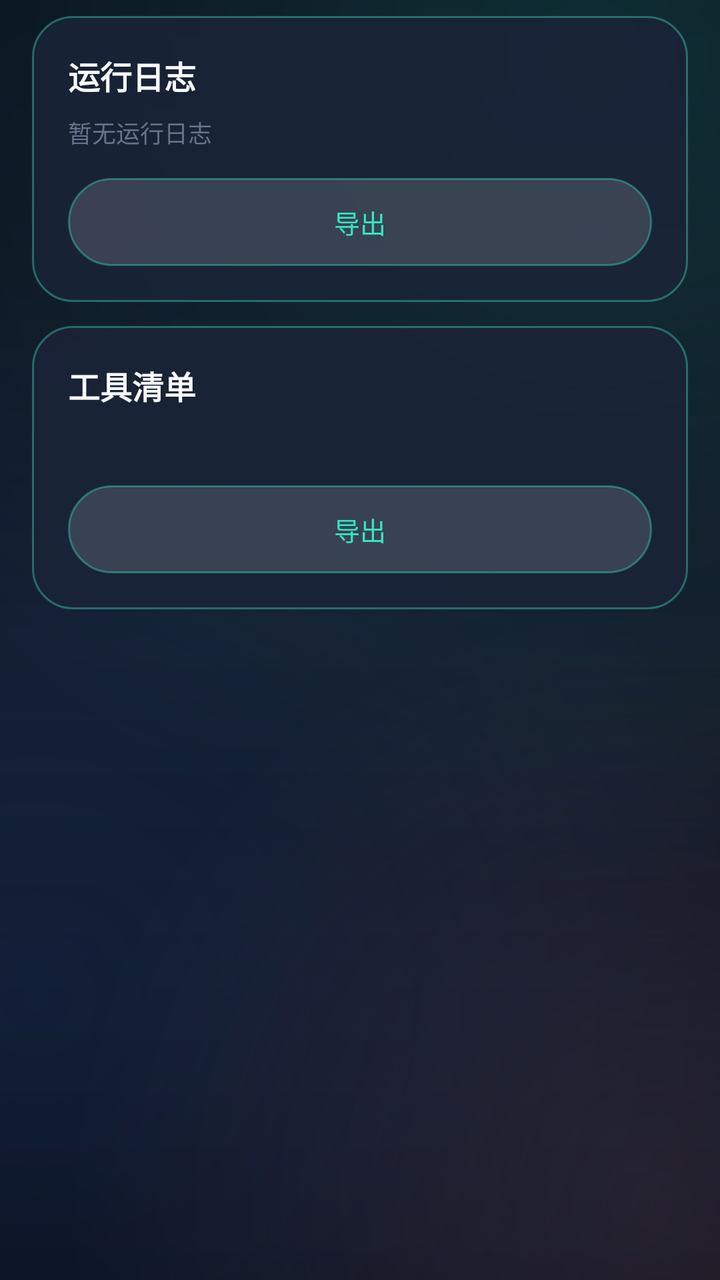
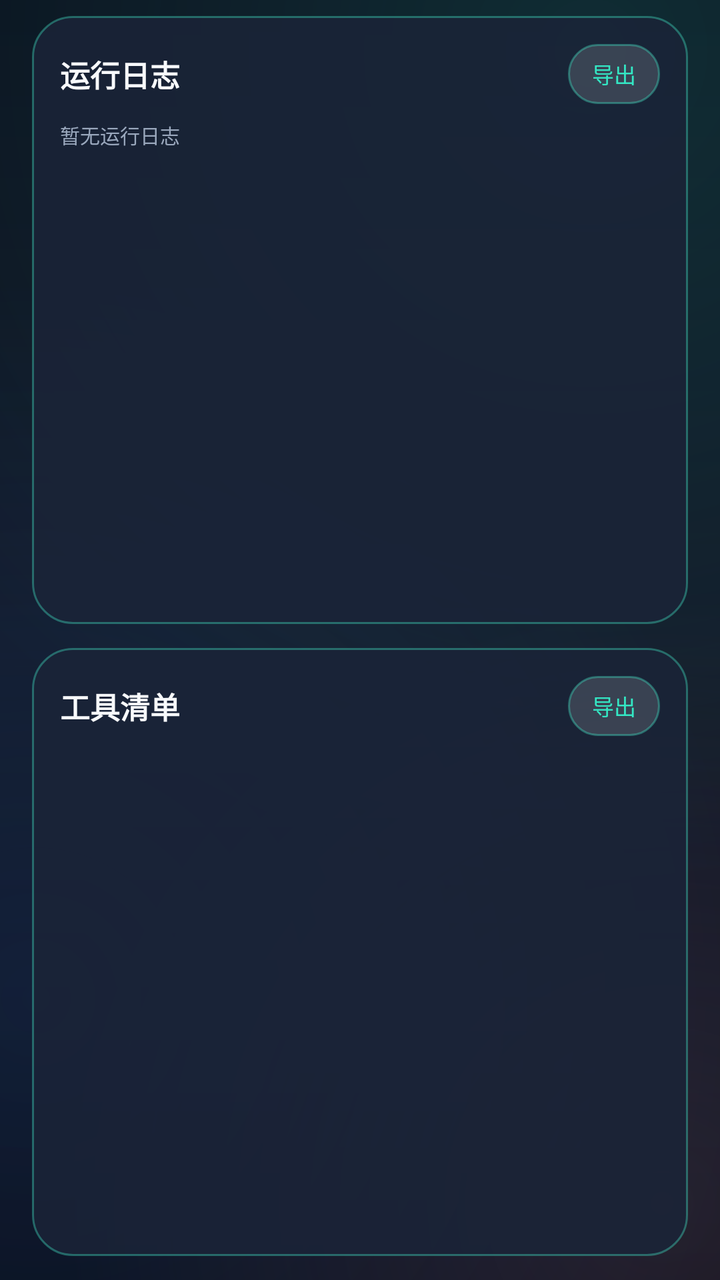

Compare the two renders of this Android layout. The source of the first and the diff that turns it into the second are given below.
<!-- AndroidManifest.xml: application theme Theme.Sagittarius -->
<!-- res/layout/fragment_agent_terminal.xml -->
<?xml version="1.0" encoding="utf-8"?>
<androidx.core.widget.NestedScrollView xmlns:android="http://schemas.android.com/apk/res/android"
    android:layout_width="match_parent"
    android:layout_height="match_parent"
    android:clipToPadding="false"
    android:overScrollMode="never">

    <LinearLayout
        android:layout_width="match_parent"
        android:layout_height="wrap_content"
        android:orientation="vertical"
        android:paddingStart="16dp"
        android:paddingTop="8dp"
        android:paddingEnd="16dp"
        android:paddingBottom="28dp">

        <LinearLayout
            android:id="@+id/cardLogs"
            android:layout_width="match_parent"
            android:layout_height="wrap_content"
            android:background="@drawable/bg_agent_card"
            android:clickable="true"
            android:focusable="true"
            android:orientation="vertical"
            android:padding="18dp">

            <TextView
                android:layout_width="wrap_content"
                android:layout_height="wrap_content"
                android:text="@string/agent_terminal_logs_title"
                android:textColor="?attr/blTextPrimary"
                android:textSize="16sp"
                android:textStyle="bold" />

            <TextView
                android:id="@+id/tvLogSummary"
                android:layout_width="match_parent"
                android:layout_height="wrap_content"
                android:layout_marginTop="8dp"
                android:text="@string/agent_terminal_logs_empty"
                android:textColor="?attr/blTextTertiary"
                android:textSize="12sp" />

            <TextView
                android:id="@+id/btnExportLogs"
                android:layout_width="match_parent"
                android:layout_height="44dp"
                android:layout_marginTop="14dp"
                android:background="@drawable/bg_agent_pill"
                android:gravity="center"
                android:text="@string/agent_terminal_export"
                android:textColor="?attr/blAccent"
                android:textSize="13sp" />
        </LinearLayout>

        <LinearLayout
            android:id="@+id/cardTools"
            android:layout_width="match_parent"
            android:layout_height="wrap_content"
            android:layout_marginTop="12dp"
            android:background="@drawable/bg_agent_card"
            android:clickable="true"
            android:focusable="true"
            android:orientation="vertical"
            android:padding="18dp">

            <TextView
                android:layout_width="wrap_content"
                android:layout_height="wrap_content"
                android:text="@string/agent_terminal_tools_title"
                android:textColor="?attr/blTextPrimary"
                android:textSize="16sp"
                android:textStyle="bold" />

            <TextView
                android:id="@+id/tvToolSummary"
                android:layout_width="match_parent"
                android:layout_height="wrap_content"
                android:layout_marginTop="8dp"
                android:textColor="?attr/blTextTertiary"
                android:textSize="12sp" />

            <TextView
                android:id="@+id/btnExportTools"
                android:layout_width="match_parent"
                android:layout_height="44dp"
                android:layout_marginTop="14dp"
                android:background="@drawable/bg_agent_pill"
                android:gravity="center"
                android:text="@string/agent_terminal_export"
                android:textColor="?attr/blAccent"
                android:textSize="13sp" />
        </LinearLayout>
    </LinearLayout>
</androidx.core.widget.NestedScrollView>
<!-- resources referenced by this layout -->
<resources>
  <!-- drawable bg_agent_card (drawable) -->
  <?xml version="1.0" encoding="utf-8"?>
  <shape xmlns:android="http://schemas.android.com/apk/res/android"
      android:shape="rectangle">
      <solid android:color="?attr/blCardFillTop" />
      <corners android:radius="20dp" />
      <stroke
          android:width="1dp"
          android:color="?attr/blCardStrokeStart" />
  </shape>
  <!-- drawable bg_agent_pill (drawable) -->
  <?xml version="1.0" encoding="utf-8"?>
  <shape xmlns:android="http://schemas.android.com/apk/res/android" android:shape="rectangle">
      <solid android:color="?attr/blIconCircle" />
      <corners android:radius="24dp" />
      <stroke android:width="1dp" android:color="?attr/blCardStrokeStart" />
  </shape>
  <string name="agent_terminal_export">导出</string>
  <string name="agent_terminal_logs_empty">暂无运行日志</string>
  <string name="agent_terminal_logs_title">运行日志</string>
  <string name="agent_terminal_tools_title">工具清单</string>
  <style name="Theme.Sagittarius" parent="Theme.Sagittarius.Black" />
  <color name="accent_teal">#34E7C4</color>
  <color name="text_primary">#F8FAFC</color>
  <color name="accent_blue">#3B82F6</color>
  <color name="bg_deep_2">#111827</color>
  <color name="surface_card">#B31A2438</color>
  <color name="text_secondary">#9AA8BD</color>
  <color name="bg_deep">#0A0F1D</color>
  <style name="ThemeOverlay.Sagittarius.Dialog" parent="ThemeOverlay.Material3.MaterialAlertDialog">
          <item name="colorSurface">#182134</item>
          <item name="colorOnSurface">@color/text_primary</item>
          <item name="colorPrimary">@color/accent_teal</item>
      </style>
  <!-- drawable bg_input (drawable) -->
  <?xml version="1.0" encoding="utf-8"?>
  <shape xmlns:android="http://schemas.android.com/apk/res/android" android:shape="rectangle">
      <solid android:color="?attr/blInputFill" />
      <corners android:radius="16dp" />
      <stroke android:width="1dp" android:color="?attr/blInputStroke" />
  </shape>
  <!-- drawable bg_search (drawable) -->
  <?xml version="1.0" encoding="utf-8"?>
  <shape xmlns:android="http://schemas.android.com/apk/res/android" android:shape="rectangle">
      <solid android:color="?attr/blInputFill" />
      <corners android:radius="16dp" />
      <stroke android:width="1dp" android:color="?attr/blInputStroke" />
  </shape>
  <!-- drawable bg_metric_tile (drawable) -->
  <?xml version="1.0" encoding="utf-8"?>
  <shape xmlns:android="http://schemas.android.com/apk/res/android" android:shape="rectangle">
      <solid android:color="?attr/blMetricTile" />
      <corners android:radius="14dp" />
      <stroke android:width="1dp" android:color="?attr/blDivider" />
  </shape>
  <!-- drawable bg_icon_circle (drawable) -->
  <?xml version="1.0" encoding="utf-8"?>
  <shape xmlns:android="http://schemas.android.com/apk/res/android" android:shape="oval">
      <solid android:color="?attr/blIconCircle" />
  </shape>
  <!-- drawable bg_glass_icon_button (drawable) -->
  <?xml version="1.0" encoding="utf-8"?>
  <shape xmlns:android="http://schemas.android.com/apk/res/android" android:shape="rectangle">
      <solid android:color="?attr/blIconButton" />
      <corners android:radius="14dp" />
      <stroke android:width="1dp" android:color="?attr/blDivider" />
  </shape>
  <!-- drawable bg_gradient_hairline (drawable) -->
  <?xml version="1.0" encoding="utf-8"?>
  <shape xmlns:android="http://schemas.android.com/apk/res/android" android:shape="rectangle">
      <gradient
          android:angle="0"
          android:startColor="?attr/blGradientStart"
          android:centerColor="?attr/blGradientMid"
          android:endColor="?attr/blGradientEnd" />
  </shape>
  <!-- drawable bg_floating_button (drawable) -->
  <?xml version="1.0" encoding="utf-8"?>
  <shape xmlns:android="http://schemas.android.com/apk/res/android" android:shape="rectangle">
      <solid android:color="?attr/blFloatingButtonFill" />
      <corners android:radius="12dp" />
      <stroke android:width="1dp" android:color="?attr/blFloatingButtonStroke" />
  </shape>
  <!-- unchanged entries left out for length: 6 -->
</resources>

<!-- the commit's change to res/layout/fragment_agent_terminal.xml (unified diff, before → after) -->
@@ -1,95 +1,139 @@
 <?xml version="1.0" encoding="utf-8"?>
-<androidx.core.widget.NestedScrollView xmlns:android="http://schemas.android.com/apk/res/android"
+<LinearLayout xmlns:android="http://schemas.android.com/apk/res/android"
     android:layout_width="match_parent"
     android:layout_height="match_parent"
-    android:clipToPadding="false"
-    android:overScrollMode="never">
+    android:orientation="vertical"
+    android:paddingStart="16dp"
+    android:paddingTop="8dp"
+    android:paddingEnd="16dp"
+    android:paddingBottom="12dp">
 
     <LinearLayout
+        android:id="@+id/cardLogs"
         android:layout_width="match_parent"
-        android:layout_height="wrap_content"
+        android:layout_height="0dp"
+        android:layout_weight="1"
+        android:background="@drawable/bg_agent_card"
         android:orientation="vertical"
-        android:paddingStart="16dp"
-        android:paddingTop="8dp"
-        android:paddingEnd="16dp"
-        android:paddingBottom="28dp">
+        android:padding="14dp">
 
         <LinearLayout
-            android:id="@+id/cardLogs"
             android:layout_width="match_parent"
             android:layout_height="wrap_content"
-            android:background="@drawable/bg_agent_card"
-            android:clickable="true"
-            android:focusable="true"
-            android:orientation="vertical"
-            android:padding="18dp">
+            android:gravity="center_vertical"
+            android:orientation="horizontal">
 
             <TextView
-                android:layout_width="wrap_content"
+                android:layout_width="0dp"
                 android:layout_height="wrap_content"
+                android:layout_weight="1"
                 android:text="@string/agent_terminal_logs_title"
                 android:textColor="?attr/blTextPrimary"
-                android:textSize="16sp"
+                android:textSize="15sp"
                 android:textStyle="bold" />
 
             <TextView
                 android:id="@+id/tvLogSummary"
-                android:layout_width="match_parent"
+                android:layout_width="wrap_content"
                 android:layout_height="wrap_content"
-                android:layout_marginTop="8dp"
-                android:text="@string/agent_terminal_logs_empty"
+                android:layout_marginEnd="10dp"
                 android:textColor="?attr/blTextTertiary"
-                android:textSize="12sp" />
+                android:textSize="10sp" />
 
             <TextView
                 android:id="@+id/btnExportLogs"
-                android:layout_width="match_parent"
-                android:layout_height="44dp"
-                android:layout_marginTop="14dp"
+                android:layout_width="wrap_content"
+                android:layout_height="30dp"
                 android:background="@drawable/bg_agent_pill"
                 android:gravity="center"
+                android:paddingStart="12dp"
+                android:paddingEnd="12dp"
                 android:text="@string/agent_terminal_export"
                 android:textColor="?attr/blAccent"
-                android:textSize="13sp" />
+                android:textSize="11sp" />
         </LinearLayout>
 
+        <ScrollView
+            android:id="@+id/logScroll"
+            android:layout_width="match_parent"
+            android:layout_height="0dp"
+            android:layout_marginTop="8dp"
+            android:layout_weight="1"
+            android:overScrollMode="never"
+            android:scrollbars="none">
+
+            <TextView
+                android:id="@+id/tvLogWindow"
+                android:layout_width="match_parent"
+                android:layout_height="wrap_content"
+                android:fontFamily="monospace"
+                android:lineSpacingExtra="2dp"
+                android:text="@string/agent_terminal_logs_empty"
+                android:textColor="?attr/blTextSecondary"
+                android:textSize="10sp" />
+        </ScrollView>
+    </LinearLayout>
+
+    <LinearLayout
+        android:id="@+id/cardTools"
+        android:layout_width="match_parent"
+        android:layout_height="0dp"
+        android:layout_marginTop="12dp"
+        android:layout_weight="1"
+        android:background="@drawable/bg_agent_card"
+        android:orientation="vertical"
+        android:padding="14dp">
+
         <LinearLayout
-            android:id="@+id/cardTools"
             android:layout_width="match_parent"
             android:layout_height="wrap_content"
-            android:layout_marginTop="12dp"
-            android:background="@drawable/bg_agent_card"
-            android:clickable="true"
-            android:focusable="true"
-            android:orientation="vertical"
-            android:padding="18dp">
+            android:gravity="center_vertical"
+            android:orientation="horizontal">
 
             <TextView
-                android:layout_width="wrap_content"
+                android:layout_width="0dp"
                 android:layout_height="wrap_content"
+                android:layout_weight="1"
                 android:text="@string/agent_terminal_tools_title"
                 android:textColor="?attr/blTextPrimary"
-                android:textSize="16sp"
+                android:textSize="15sp"
                 android:textStyle="bold" />
 
             <TextView
                 android:id="@+id/tvToolSummary"
-                android:layout_width="match_parent"
+                android:layout_width="wrap_content"
                 android:layout_height="wrap_content"
-                android:layout_marginTop="8dp"
+                android:layout_marginEnd="10dp"
                 android:textColor="?attr/blTextTertiary"
-                android:textSize="12sp" />
+                android:textSize="10sp" />
 
             <TextView
                 android:id="@+id/btnExportTools"
-                android:layout_width="match_parent"
-                android:layout_height="44dp"
-                android:layout_marginTop="14dp"
+                android:layout_width="wrap_content"
+                android:layout_height="30dp"
                 android:background="@drawable/bg_agent_pill"
                 android:gravity="center"
+                android:paddingStart="12dp"
+                android:paddingEnd="12dp"
                 android:text="@string/agent_terminal_export"
                 android:textColor="?attr/blAccent"
-                android:textSize="13sp" />
+                android:textSize="11sp" />
         </LinearLayout>
+
+        <ScrollView
+            android:id="@+id/toolScroll"
+            android:layout_width="match_parent"
+            android:layout_height="0dp"
+            android:layout_marginTop="8dp"
+            android:layout_weight="1"
+            android:overScrollMode="never"
+            android:scrollbars="none">
+
+            <LinearLayout
+                android:id="@+id/toolContainer"
+                android:layout_width="match_parent"
+                android:layout_height="wrap_content"
+                android:orientation="vertical" />
+        </ScrollView>
     </LinearLayout>
-</androidx.core.widget.NestedScrollView>
+</LinearLayout>
